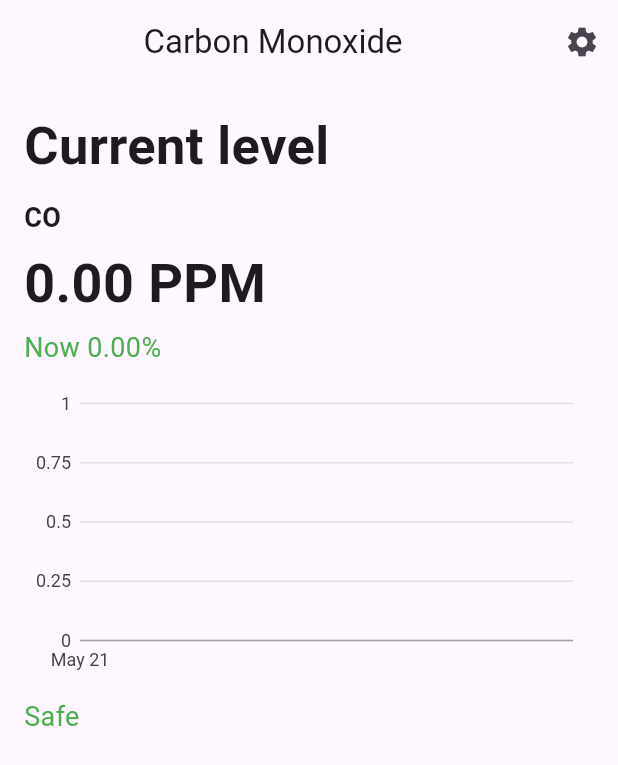
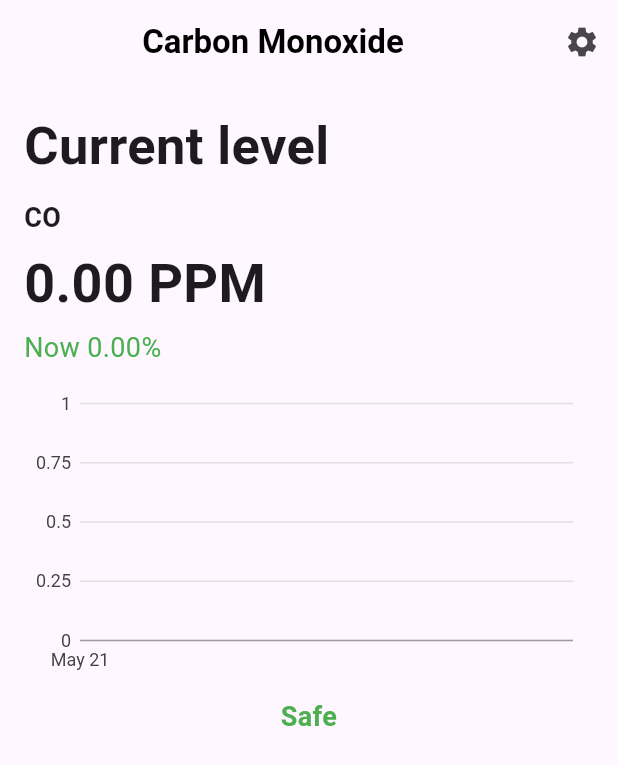
Before and after one commit to musakpg/COSense, a Flutter app: the homePage screen opened directly, on a phone screen of 412 x 824 dp. Shown: the top 765 px of the screen. Run offline on Flutter 3.47's test engine with Material 3 defaults, Android fonts, the light colour scheme and no system bars; our stand-ins replace charts_flutter, cloud_firestore, firebase_auth, firebase_core, firebase_database, flutter_local_notifications and 1 more; missing offline and left inert: sendgrid_mailer; accounts and stored records are empty.

Commit message:
enhancing home page ui

```diff
--- a/lib/page/homePage.dart
+++ b/lib/page/homePage.dart
@@ -51,6 +51,11 @@ class _homePageState extends State<homePage> {
           child: Text(
             'Carbon Monoxide',
             textAlign: TextAlign.center,
+            style: TextStyle(
+              fontSize: 22.0,
+              fontWeight: FontWeight.bold,
+              color: Colors.black,
+            ),
           ),
         ),
         actions: [
@@ -145,9 +150,12 @@ class _homePageState extends State<homePage> {
                   : Center(child: Text('Loading CO Data...')),
             ),
             SizedBox(height: 10),
-            Text(
-              carState == 'danger' ? 'Danger' : 'Safe',
-              style: TextStyle(fontSize: 18, color: carState == 'danger' ? Colors.red : Colors.green),
+            Center(
+              child: Text(
+                carState == 'danger' ? 'Danger' : 'Safe',
+                textAlign: TextAlign.center,
+                style: TextStyle(fontWeight: FontWeight.bold, fontSize: 18, color: carState == 'danger' ? Colors.red : Colors.green),
+              ),
             ),
             if (carState == 'danger') ...[
               SizedBox(height: 20),
@@ -166,22 +174,6 @@ class _homePageState extends State<homePage> {
                 style: TextStyle(fontSize: 18),
               ),
               SizedBox(height: 20),
-              Center(
-                child: ElevatedButton(
-                  style: ElevatedButton.styleFrom(
-                    backgroundColor: Colors.red,
-                    padding: EdgeInsets.symmetric(horizontal: 50, vertical: 15),
-                    textStyle: TextStyle(fontSize: 20), // Removed color property
-                  ),
-                  onPressed: () {
-                    // Implement your emergency call action
-                  },
-                  child: Text(
-                    'Call 999',
-                    style: TextStyle(color: Colors.white,fontWeight: FontWeight.bold), // Added text color property
-                  ),
-                ),
-              ),
             ],
           ],
         ),
```
